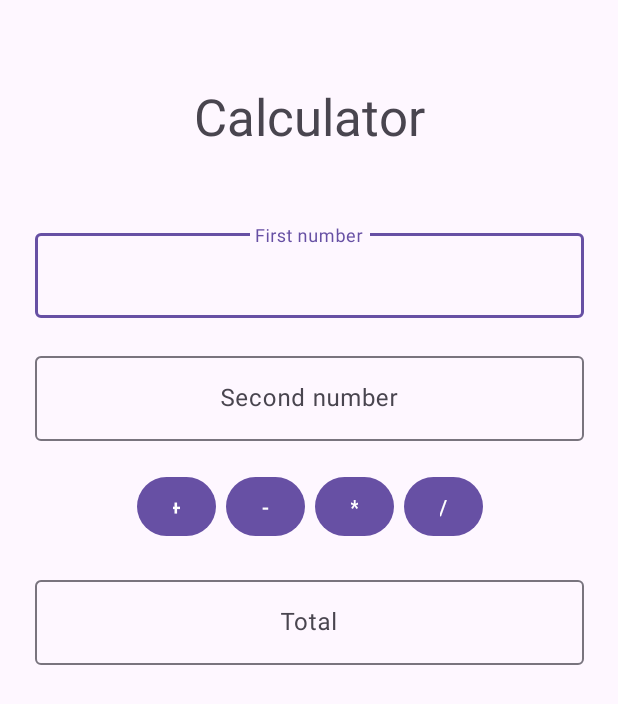
After one commit to miikapihkola/AndroidJavaCourse, an Android app: the Calculator screen opened directly, with no data from a screen before it, on a phone screen of 412 x 824 dp. The commit adds this screen. Shown: the top 704 px of the screen. Run offline under Robolectric (Android 15) with nearby library versions, the phone set to English and light mode, and no system bars.

Commit message:
HT: Calculator Done

```diff
--- /dev/null
+++ b/app/src/main/java/com/example/androidjavacourse/Calculator.java
@@ -0,0 +1,111 @@
+package com.example.androidjavacourse;
+
+import android.os.Bundle;
+import android.util.Log;
+import android.view.View;
+import android.widget.Button;
+
+import androidx.activity.EdgeToEdge;
+import androidx.appcompat.app.AppCompatActivity;
+import androidx.core.graphics.Insets;
+import androidx.core.view.ViewCompat;
+import androidx.core.view.WindowInsetsCompat;
+
+import com.google.android.material.textfield.TextInputEditText;
+
+public class Calculator extends AppCompatActivity {
+
+    public static final String TAG ="Calculator";
+    @Override
+    protected void onCreate(Bundle savedInstanceState) {
+        super.onCreate(savedInstanceState);
+        EdgeToEdge.enable(this);
+        setContentView(R.layout.activity_calculator);
+        ViewCompat.setOnApplyWindowInsetsListener(findViewById(R.id.main), (v, insets) -> {
+            Insets systemBars = insets.getInsets(WindowInsetsCompat.Type.systemBars());
+            v.setPadding(systemBars.left, systemBars.top, systemBars.right, systemBars.bottom);
+            return insets;
+        });
+
+        // Buttons
+        Button addBtn = (Button) findViewById(R.id.addBtn);
+        addBtn.setOnClickListener(new View.OnClickListener() {
+            @Override
+            public void onClick(View v) {
+                Log.d(TAG, "add clicked");
+                calculate(1);
+            }
+        });
+
+        Button subBtn = (Button) findViewById(R.id.subBtn);
+        subBtn.setOnClickListener(new View.OnClickListener() {
+            @Override
+            public void onClick(View v) {
+                Log.d(TAG, "sub clicked");
+                calculate(2);
+            }
+        });
+
+        Button multBtn = (Button) findViewById(R.id.multBtn);
+        multBtn.setOnClickListener(new View.OnClickListener() {
+            @Override
+            public void onClick(View v) {
+                Log.d(TAG, "mult clicked");
+                calculate(3);
+            }
+        });
+
+        Button divBtn = (Button) findViewById(R.id.divBtn);
+        divBtn.setOnClickListener(new View.OnClickListener() {
+            @Override
+            public void onClick(View v) {
+                Log.d(TAG, "div clicked");
+                calculate(4);
+            }
+        });
+    }
+
+    public void calculate(int btnIndex){
+        // btnIndex 1 = add, 2 = sub, 3 = mult, 4 = div
+
+        // Fields
+        TextInputEditText firstNumber = (TextInputEditText) findViewById(R.id.firstNumberField);
+        TextInputEditText secondNumber = (TextInputEditText) findViewById(R.id.secondNumberField);
+        TextInputEditText totalField = (TextInputEditText) findViewById(R.id.resultField);
+
+        // Variables
+        Double total = 0.0;
+        Double firstNb = 0.0;
+        Double secondNb = 0.0;
+        Boolean canCalc = true;
+
+        // Get numbers
+        try{
+            firstNb = Double.parseDouble(firstNumber.getText().toString());
+            secondNb = Double.parseDouble(secondNumber.getText().toString());
+        } catch (Exception e) {
+            canCalc = false;
+        }
+
+        // Calculate
+        if (canCalc){
+        switch (btnIndex){
+            case 1:
+                total = firstNb + secondNb;
+                totalField.setText(total.toString());
+                break;
+            case 2:
+                total = firstNb - secondNb;
+                totalField.setText(total.toString());
+                break;
+            case 3:
+                total = firstNb * secondNb;
+                totalField.setText(total.toString());
+                break;
+            case 4:
+                total = firstNb / secondNb;
+                totalField.setText(total.toString());
+                break;
+        }}
+    }
+}
--- /dev/null
+++ b/app/src/main/res/layout/activity_calculator.xml
@@ -0,0 +1,132 @@
+<?xml version="1.0" encoding="utf-8"?>
+<androidx.constraintlayout.widget.ConstraintLayout xmlns:android="http://schemas.android.com/apk/res/android"
+    xmlns:app="http://schemas.android.com/apk/res-auto"
+    xmlns:tools="http://schemas.android.com/tools"
+    android:id="@+id/main"
+    android:layout_width="match_parent"
+    android:layout_height="match_parent"
+    tools:context=".Calculator">
+
+    <LinearLayout
+        android:layout_width="366dp"
+        android:layout_height="493dp"
+        android:orientation="vertical"
+        app:layout_constraintBottom_toBottomOf="parent"
+        app:layout_constraintEnd_toEndOf="parent"
+        app:layout_constraintStart_toStartOf="parent"
+        app:layout_constraintTop_toTopOf="parent"
+        app:layout_constraintVertical_bias="0.166">
+
+        <TextView
+            android:id="@+id/textView4"
+            android:layout_width="match_parent"
+            android:layout_height="wrap_content"
+            android:layout_marginBottom="50dp"
+            android:text="@string/calculator_title"
+            android:textAlignment="center"
+            android:textSize="34sp" />
+
+        <com.google.android.material.textfield.TextInputLayout
+            android:layout_width="match_parent"
+            android:layout_height="wrap_content"
+            android:ems="10"
+            android:hint="@string/calculator_firstnumber"
+            android:inputType="number">
+
+            <com.google.android.material.textfield.TextInputEditText
+                android:id="@+id/firstNumberField"
+                android:layout_width="match_parent"
+                android:layout_height="wrap_content"
+                android:layout_marginBottom="20dp"
+                android:gravity="center"
+                android:inputType="numberDecimal"/>
+
+        </com.google.android.material.textfield.TextInputLayout>
+
+        <com.google.android.material.textfield.TextInputLayout
+            android:layout_width="match_parent"
+            android:layout_height="wrap_content"
+            android:ems="10"
+            android:hint="@string/calculator_secondnumber"
+            android:inputType="number">
+
+            <com.google.android.material.textfield.TextInputEditText
+                android:id="@+id/secondNumberField"
+                android:layout_width="match_parent"
+                android:layout_height="wrap_content"
+                android:layout_marginBottom="20dp"
+                android:gravity="center"
+                android:inputType="numberDecimal"/>
+
+        </com.google.android.material.textfield.TextInputLayout>
+
+        <LinearLayout
+            android:layout_width="match_parent"
+            android:layout_height="47dp"
+            android:layout_marginBottom="20dp"
+            android:orientation="horizontal">
+
+            <Space
+                android:layout_width="wrap_content"
+                android:layout_height="wrap_content"
+                android:layout_weight="1"
+                android:minWidth="100dp" />
+
+            <Button
+                android:id="@+id/addBtn"
+                android:layout_width="wrap_content"
+                android:layout_height="wrap_content"
+                android:layout_marginLeft="3dp"
+                android:layout_marginRight="3dp"
+                android:layout_weight="1"
+                android:text="+" />
+
+            <Button
+                android:id="@+id/subBtn"
+                android:layout_width="wrap_content"
+                android:layout_height="wrap_content"
+                android:layout_marginLeft="3dp"
+                android:layout_marginRight="3dp"
+                android:layout_weight="1"
+                android:text="-" />
+
+            <Button
+                android:id="@+id/multBtn"
+                android:layout_width="wrap_content"
+                android:layout_height="wrap_content"
+                android:layout_marginLeft="3dp"
+                android:layout_marginRight="3dp"
+                android:layout_weight="1"
+                android:text="*" />
+
+            <Button
+                android:id="@+id/divBtn"
+                android:layout_width="wrap_content"
+                android:layout_height="wrap_content"
+                android:layout_marginLeft="3dp"
+                android:layout_marginRight="3dp"
+                android:layout_weight="1"
+                android:text="/" />
+
+            <Space
+                android:layout_width="wrap_content"
+                android:layout_height="wrap_content"
+                android:layout_weight="1"
+                android:minWidth="100dp" />
+        </LinearLayout>
+
+        <com.google.android.material.textfield.TextInputLayout
+            android:layout_width="match_parent"
+            android:layout_height="wrap_content"
+            android:hint="@string/calculator_total">
+
+            <com.google.android.material.textfield.TextInputEditText
+                android:id="@+id/resultField"
+                android:layout_width="match_parent"
+                android:layout_height="wrap_content"
+                android:clickable="false"
+                android:gravity="center" />
+
+        </com.google.android.material.textfield.TextInputLayout>
+    </LinearLayout>
+</androidx.constraintlayout.widget.ConstraintLayout>
--- a/app/src/main/res/values/strings.xml
+++ b/app/src/main/res/values/strings.xml
@@ -5,4 +5,10 @@
     <string name="image_description">Image</string>
     <string name="game_desc">Guess where the diamond is.</string>
     <string name="btn_desc">Button</string>
+    <string name="start_hello">Hello + Game</string>
+    <string name="start_calc">Calculator</string>
+    <string name="calculator_firstnumber">First number</string>
+    <string name="calculator_secondnumber">Second number</string>
+    <string name="calculator_total">Total</string>
+    <string name="calculator_title">Calculator</string>
 </resources>
```
Also changed, not shown: app/src/main/AndroidManifest.xml (+11 -8 lines), app/src/main/java/com/example/androidjavacourse/MainActivity.java (+28 -0 lines), app/src/main/res/layout/activity_main.xml (+17 -5 lines), 1 other file.
